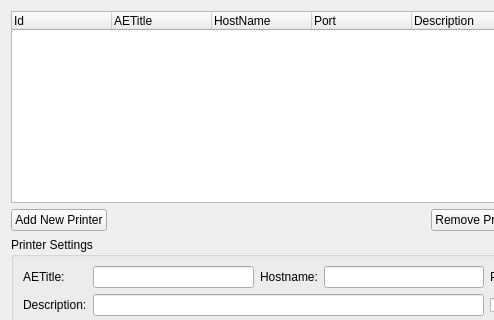
starviewer-medical/starviewer, file starviewer/src/extensions/playground/dicomprint/qdicomprinterconfigurationwidgetbase.ui: the form before one commit; both pictures show x 0 to 494 and y 0 to 320 of the 620 by 691 pixel window.
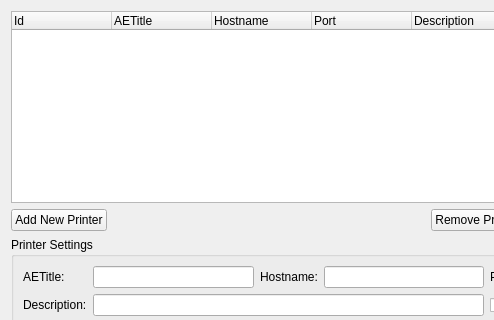
The form after the commit. Icons and pictures are not drawn. Custom widgets are drawn as their Qt base class.

Diff of the .ui file:
```diff
--- a/starviewer/src/extensions/playground/dicomprint/qdicomprinterconfigurationwidgetbase.ui
+++ b/starviewer/src/extensions/playground/dicomprint/qdicomprinterconfigurationwidgetbase.ui
@@ -49,7 +49,7 @@
      </column>
      <column>
       <property name="text">
-       <string>HostName</string>
+       <string>Hostname</string>
       </property>
      </column>
      <column>
```
